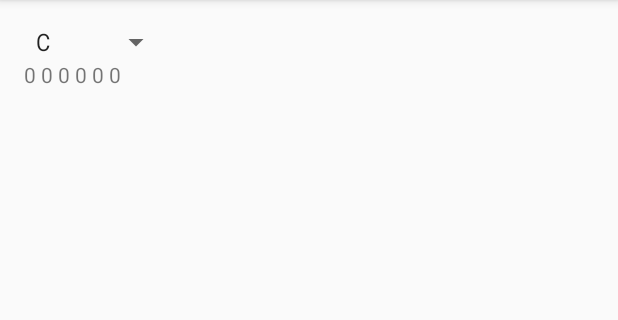
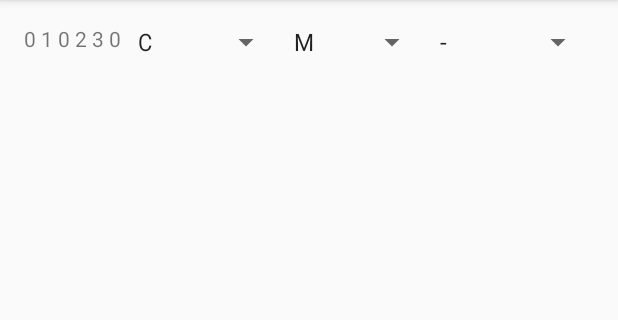
Before and after one commit to salegre/Chordcaptor, an Android app: the screen it shows after launch (ChordResults), after a tap on "GET CHORDS!", on a phone screen of 412 x 824 dp, the part 84-404 px from its top. Run offline under Robolectric (Android 15) with nearby library versions, the phone set to English and light mode, and no system bars; our stand-ins replace ButterKnife.

Commit message:
Added the seventh functionality plus changes in UI

```diff
--- a/app/src/main/java/com/sebastian/chordfinder/ChordResults.java
+++ b/app/src/main/java/com/sebastian/chordfinder/ChordResults.java
@@ -2,7 +2,6 @@ package com.sebastian.chordfinder;
 
 import android.os.Bundle;
 import android.support.v7.app.AppCompatActivity;
-import android.util.Log;
 import android.widget.ArrayAdapter;
 import android.widget.Spinner;
 import android.widget.TextView;
@@ -13,7 +12,9 @@ import butterknife.OnItemSelected;
 
 public class ChordResults extends AppCompatActivity {
 
-    @Bind(R.id.spinner) Spinner chordSpinner;
+    @Bind(R.id.spinnerNote) Spinner noteSpinner;
+    @Bind(R.id.spinnerQuality) Spinner qualitySpinner;
+    @Bind(R.id.spinnerSeventh) Spinner seventhSpinner;
     @Bind(R.id.textViewChords)
     TextView chordsDisplay;
 
@@ -29,24 +30,42 @@ public class ChordResults extends AppCompatActivity {
         config = new Tuning(extras.getIntArray("TUNING"));
 
         // Create an ArrayAdapter using the string array and a default spinner layout
-        ArrayAdapter<CharSequence> adapter = ArrayAdapter.createFromResource(this,
-                R.array.chords, android.R.layout.simple_spinner_item);
+        ArrayAdapter<CharSequence> noteAdapter = ArrayAdapter.createFromResource(this,
+                R.array.notes, android.R.layout.simple_spinner_item);
         // Specify the layout to use when the list of choices appears
-        adapter.setDropDownViewResource(android.R.layout.simple_spinner_dropdown_item);
-        // Apply the adapter to the spinner
-        chordSpinner.setAdapter(adapter);
+        noteAdapter.setDropDownViewResource(android.R.layout.simple_spinner_dropdown_item);
+        // Apply the noteAdapter to the spinner
+        noteSpinner.setAdapter(noteAdapter);
 
-        displayChord(0);
+        ArrayAdapter<CharSequence> qualityAdapter = ArrayAdapter.createFromResource(this, R.array.qualities, android.R.layout.simple_spinner_item);
+        qualityAdapter.setDropDownViewResource(android.R.layout.simple_spinner_dropdown_item);
+        qualitySpinner.setAdapter(qualityAdapter);
+
+        ArrayAdapter<CharSequence> seventhAdapter = ArrayAdapter.createFromResource(this, R.array.seventh, android.R.layout.simple_spinner_item);
+        qualityAdapter.setDropDownViewResource(android.R.layout.simple_spinner_dropdown_item);
+        seventhSpinner.setAdapter(seventhAdapter);
+
+
+        displayChord();
     }
 
-    public void displayChord(int i){
-        chordsDisplay.setText(config.showChord(i));
+    public void displayChord(){
+        chordsDisplay.setText(config.showChord(noteSpinner.getSelectedItemPosition(), qualitySpinner.getSelectedItemPosition(), seventhSpinner.getSelectedItemPosition()));
     }
 
-    @OnItemSelected(R.id.spinner)
-    void onItemSelected(){
-        Log.i("Results", chordSpinner.getSelectedItem().toString());
-        displayChord(chordSpinner.getSelectedItemPosition());
+    @OnItemSelected(R.id.spinnerNote)
+    void onNoteSelected(){
+        displayChord();
+    }
+
+    @OnItemSelected(R.id.spinnerQuality)
+    void onQualitySelected(){
+        displayChord();
+    }
+
+    @OnItemSelected(R.id.spinnerSeventh)
+    void onSeventhSelected(){
+        displayChord();
     }
 
 }
--- a/app/src/main/java/com/sebastian/chordfinder/MainActivity.java
+++ b/app/src/main/java/com/sebastian/chordfinder/MainActivity.java
@@ -3,7 +3,6 @@ package com.sebastian.chordfinder;
 import android.content.Intent;
 import android.os.Bundle;
 import android.support.v7.app.AppCompatActivity;
-import android.util.Log;
 import android.widget.ArrayAdapter;
 import android.widget.Spinner;
 
@@ -46,6 +45,13 @@ public class MainActivity extends AppCompatActivity {
         str2.setAdapter(adapter);
         str1.setAdapter(adapter);
 
+        str6.setSelection(4);
+        str5.setSelection(11);
+        str4.setSelection(7);
+        str3.setSelection(2);
+        str2.setSelection(9);
+        str1.setSelection(4);
+
     }
 
     @OnClick(R.id.getChordsButton)
@@ -57,16 +63,9 @@ public class MainActivity extends AppCompatActivity {
                 str2.getSelectedItemPosition(),
                 str1.getSelectedItemPosition()};
 
-        Log.i("Main", str5.getSelectedItemPosition() + " " +
-                str4.getSelectedItemPosition() + " " +
-                str3.getSelectedItemPosition() + " " +
-                str2.getSelectedItemPosition() + " " +
-                str1.getSelectedItemPosition());
-
 
         Intent intent = new Intent(this, ChordResults.class);
         intent.putExtra("TUNING", tuning);
         startActivity(intent);
-        finish();
     }
 }
--- a/app/src/main/java/com/sebastian/chordfinder/Tuning.java
+++ b/app/src/main/java/com/sebastian/chordfinder/Tuning.java
@@ -5,65 +5,42 @@ package com.sebastian.chordfinder;
  */
 public class Tuning {
     int[] tuning = {5, 12, 8, 3, 10, 5};
-//    int[][] chordsMajor = {{1, 5, 8, 1}, {2, 6, 9, 2}, {3, 7, 10, 3}, {4, 8, 11, 4}, {5, 9, 12, 5}, {6, 10, 1, 6}, {7, 11, 2, 7}, {8, 12, 3, 8}, {9, 1, 4, 9}, {10, 2, 5, 10}, {11, 3, 6, 11}, {12, 4, 7, 12}};
-    int[][] chordsMajor = {{0, 4, 7, 0}, {1, 5, 8, 1}, {2, 6, 9, 2}, {3, 7, 10, 3}, {4, 8, 11, 4}, {5, 9, 0, 5}, {6, 10, 1, 6}, {7, 11, 2, 7}, {8, 0, 3, 8}, {9, 1, 4, 9}, {10, 2, 5, 10}, {11, 3, 6, 11}};
-    int[][] chordsMinor = {{0, 3, 7, 0}, {1, 4, 8, 1}, {2, 5, 9, 2}, {3, 6, 10, 3}, {4, 7, 11, 4}, {5, 8, 0, 5}, {6, 9, 1, 6}, {7, 10, 2, 7}, {8, 11, 3, 8}, {9, 0, 4, 9}, {10, 1, 5, 10}, {11, 2, 6, 11}};
-//    int[][] chordsMinor = {{1, 4, 8, 1}, {2, 5, 9, 2}, {3, 6, 10, 3}, {4, 7, 11, 4}, {5, 8, 12, 5}, {6, 9, 1, 6}, {7, 10, 2, 7}, {8, 11, 3, 8}, {9, 12, 4, 9}, {10, 1, 5, 10}, {11, 2, 6, 11}, {12, 3, 7, 12}};
-    String[][] positions = new String[24][6];
+    final int versatility = 5;
 
     Tuning(int[] notes) {
         if(notes != null)
             tuning = notes;
-
-        getPositions();
     }
 
-    public void getPositions(){
-        int major = 0;
-        int minor = 0;
+    public String[] getPositions(int[] chord){
 
-        for(int i = 0; i < positions.length; i++) {
-            //is major chord
-            if(i%2 == 0){
-                for(int j = 0; j < tuning.length; j++){
-                    placement:
-                    for(int k = 0; k < 4; k++){
-                        for(int l = 0; l < 5; l++){
-                            if((tuning[j] + l) %12 == chordsMajor[major][k]) {
-                                positions[i][j] = l + "";
-                                break placement;
-                            } else if(k == 3) {
-                                positions[i][j] = "x";
-                            }
-                        }
+        String[] placements = new String[tuning.length];
+
+        for(int i = 0; i < tuning.length; i++) {
+            nextString:
+            for(int j = 0; j < versatility; j++) {
+                for(int k = 0; k < chord.length; k++) {
+                    if(chord[k]%12 == (tuning[i] + j)%12) {
+                        placements[i] = j + "";
+                        break nextString;
+                    } else if(j == versatility - 1) {
+                        placements[i] = "x";
                     }
                 }
-                major++;
-            }
-            //is minor chord
-            else {
-                for(int j = 0; j < tuning.length; j++){
-                    placement:
-                    for(int k = 0; k < 4; k++){
-                        for(int l = 0; l < 5; l++){
-                            if((tuning[j] + l)%12 == chordsMinor[minor][k]) {
-                                positions[i][j] = l + "";
-                                break placement;
-                            } else if(k == 3) {
-                                positions[i][j] = "x";
-                            }
-                        }
-                    }
-                }
-                minor++;
             }
         }
+
+        return placements;
     }
 
-    public String showChord(int chord) {
+    public String showChord(int note, int quality, int seventh) {
+        int[] chord = {note, note + 4 - quality, note + 7, (note + 12 - seventh)%12};
+
+        String[] positions = getPositions(chord);
+
         String p = "";
-        for(int i = 0; i < positions[chord].length; i++) {
-            p = p + positions[chord][i] + " ";
+        for(int i = 0; i < positions.length; i++) {
+            p = p + positions[i] + " ";
         }
 
         return p;
--- a/app/src/main/res/layout/activity_chord_results.xml
+++ b/app/src/main/res/layout/activity_chord_results.xml
@@ -10,20 +10,38 @@
     android:paddingBottom="@dimen/activity_vertical_margin"
     tools:context="com.sebastian.chordfinder.ChordResults">
 
-    <Spinner
-        android:layout_width="wrap_content"
+    <LinearLayout
+        android:orientation="horizontal"
+        android:layout_width="match_parent"
         android:layout_height="wrap_content"
-        android:id="@+id/spinner"
         android:layout_alignParentTop="true"
-        android:layout_alignParentStart="true"
-        android:spinnerMode="dropdown"/>
+        android:layout_toEndOf="@+id/textViewChords">
+
+        <Spinner
+            android:layout_width="wrap_content"
+            android:layout_height="wrap_content"
+            android:id="@+id/spinnerNote"
+            android:layout_weight="1"/>
+
+        <Spinner
+            android:layout_width="wrap_content"
+            android:layout_height="wrap_content"
+            android:id="@+id/spinnerQuality"
+            android:layout_weight="1"/>
+
+        <Spinner
+            android:layout_width="wrap_content"
+            android:layout_height="wrap_content"
+            android:id="@+id/spinnerSeventh"
+            android:layout_weight="1"/>
+    </LinearLayout>
 
     <TextView
         android:layout_width="wrap_content"
         android:layout_height="wrap_content"
         android:id="@+id/textViewChords"
-        android:layout_below="@+id/spinner"
         android:layout_alignParentStart="true"
         android:editable="false"
         android:elegantTextHeight="true"/>
+
 </RelativeLayout>
--- a/app/src/main/res/layout/activity_main.xml
+++ b/app/src/main/res/layout/activity_main.xml
@@ -33,7 +33,8 @@
             android:layout_height="wrap_content"
             android:id="@+id/str6"
             android:layout_toStartOf="@+id/getChordsButton"
-            android:layout_weight="1"/>
+            android:layout_weight="1"
+            />
 
         <Spinner
             android:layout_width="wrap_content"
--- a/app/src/main/res/values/strings.xml
+++ b/app/src/main/res/values/strings.xml
@@ -1,31 +1,5 @@
 <resources>
     <string name="app_name">ChordFinder</string>
-    <string-array name="chords">
-        <item>C</item>
-        <item>Cm</item>
-        <item>C#</item>
-        <item>C#m</item>
-        <item>D</item>
-        <item>Dm</item>
-        <item>D#</item>
-        <item>D#m</item>
-        <item>E</item>
-        <item>Em</item>
-        <item>F</item>
-        <item>Fm</item>
-        <item>F#</item>
-        <item>F#m</item>
-        <item>G</item>
-        <item>Gm</item>
-        <item>G#</item>
-        <item>G#m</item>
-        <item>A</item>
-        <item>Am</item>
-        <item>A#</item>
-        <item>A#m</item>
-        <item>B</item>
-        <item>Bm</item>
-    </string-array>
     <string-array name="notes">
         <item>C</item>
         <item>C#</item>
@@ -40,4 +14,15 @@
         <item>A#</item>
         <item>B</item>
     </string-array>
+
+    <string-array name="qualities">
+        <item>M</item>
+        <item>m</item>
+    </string-array>
+
+    <string-array name="seventh">
+        <item>-</item>
+        <item>+7</item>
+        <item>+b7</item>
+    </string-array>
 </resources>
```
